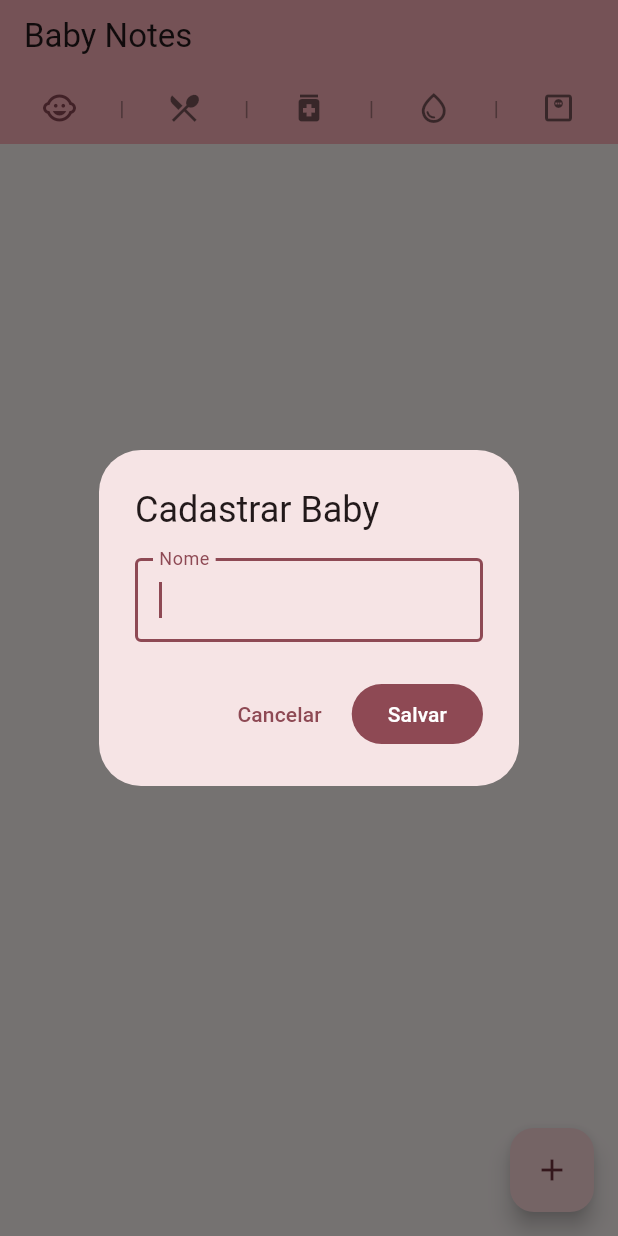
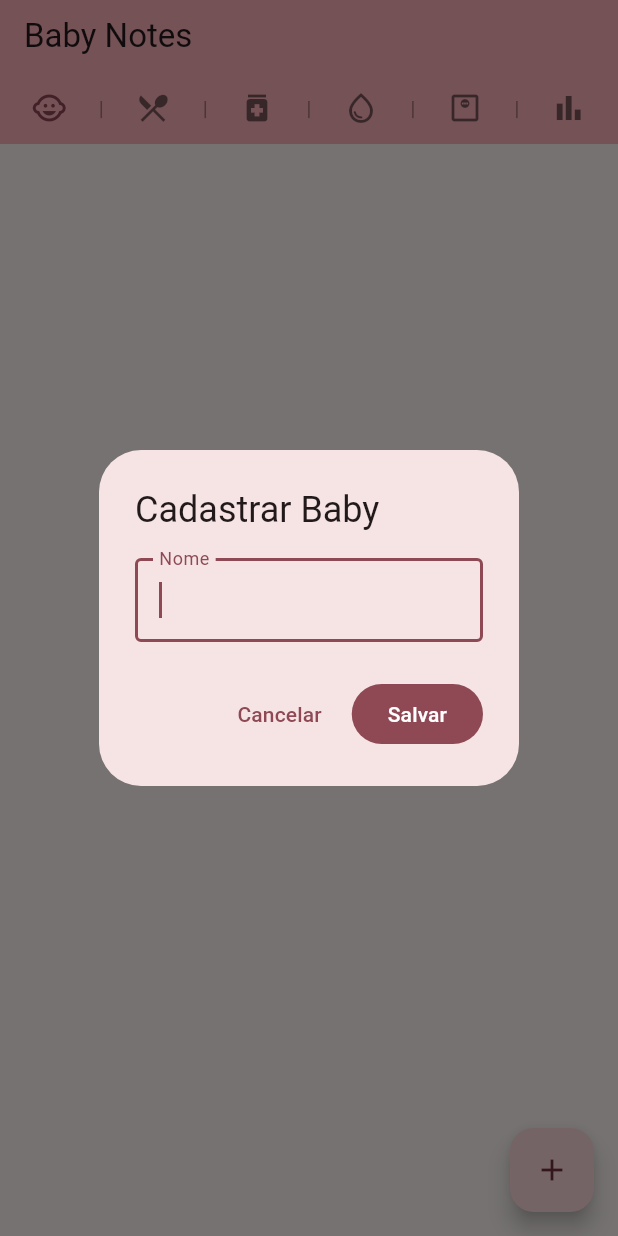
Before and after one commit to antonioprudencio/babynotes-app, a Flutter app: the screen it shows after launch, after a tap on the "add" icon, on a phone screen of 412 x 824 dp. Run offline on Flutter 3.47's test engine with Material 3 defaults, Android fonts, the phone set to English and light mode, and no system bars; our stand-ins replace fl_chart, shared_preferences.

Commit message:
add-tela-estatisticas

```diff
--- a/lib/main.dart
+++ b/lib/main.dart
@@ -9,6 +9,7 @@ import 'widgets/meals_screen.dart';
 import 'widgets/medications_screen.dart';
 import 'widgets/hygiene_screen.dart';
 import 'widgets/weight_screen.dart';
+import 'widgets/statistics_screen.dart';
 import 'data/repositories/baby_repository.dart';
 import 'data/repositories/meal_repository.dart';
 import 'data/repositories/medication_repository.dart';
@@ -58,6 +59,7 @@ class _HomeScreenState extends State<HomeScreen> {
     Icons.medication,
     Icons.water_drop_outlined,
     Icons.monitor_weight_outlined,
+    Icons.bar_chart,
   ];
 
   @override
@@ -69,6 +71,14 @@ class _HomeScreenState extends State<HomeScreen> {
       MedicationsScreen(medicationViewModel: _medicationViewModel, babyViewModel: _babyViewModel, showAppBar: false),
       HygieneScreen(hygieneViewModel: _hygieneViewModel, babyViewModel: _babyViewModel, showAppBar: false),
       WeightScreen(weightViewModel: _weightViewModel, babyViewModel: _babyViewModel, showAppBar: false),
+      StatisticsScreen(
+        babyViewModel: _babyViewModel,
+        mealViewModel: _mealViewModel,
+        medicationViewModel: _medicationViewModel,
+        hygieneViewModel: _hygieneViewModel,
+        weightViewModel: _weightViewModel,
+        showAppBar: false,
+      ),
     ];
   }
 
--- /dev/null
+++ b/lib/widgets/statistics_screen.dart
@@ -0,0 +1,394 @@
+import 'package:flutter/material.dart';
+import '../domain/models/hygiene.dart';
+import '../domain/models/meal.dart';
+import '../domain/models/weight_record.dart';
+import '../domain/models/medication.dart';
+import '../view_model/baby_view_model.dart';
+import '../view_model/meal_view_model.dart';
+import '../view_model/medication_view_model.dart';
+import '../view_model/hygiene_view_model.dart';
+import '../view_model/weight_view_model.dart';
+
+class StatisticsScreen extends StatefulWidget {
+  final BabyViewModel babyViewModel;
+  final MealViewModel mealViewModel;
+  final MedicationViewModel medicationViewModel;
+  final HygieneViewModel hygieneViewModel;
+  final WeightViewModel weightViewModel;
+  final bool showAppBar;
+
+  const StatisticsScreen({
+    super.key,
+    required this.babyViewModel,
+    required this.mealViewModel,
+    required this.medicationViewModel,
+    required this.hygieneViewModel,
+    required this.weightViewModel,
+    this.showAppBar = true,
+  });
+
+  @override
+  State<StatisticsScreen> createState() => _StatisticsScreenState();
+}
+
+class _StatisticsScreenState extends State<StatisticsScreen> {
+  @override
+  void initState() {
+    super.initState();
+    widget.babyViewModel.addListener(_onUpdate);
+    widget.mealViewModel.addListener(_onUpdate);
+    widget.medicationViewModel.addListener(_onUpdate);
+    widget.hygieneViewModel.addListener(_onUpdate);
+    widget.weightViewModel.addListener(_onUpdate);
+  }
+
+  @override
+  void dispose() {
+    widget.babyViewModel.removeListener(_onUpdate);
+    widget.mealViewModel.removeListener(_onUpdate);
+    widget.medicationViewModel.removeListener(_onUpdate);
+    widget.hygieneViewModel.removeListener(_onUpdate);
+    widget.weightViewModel.removeListener(_onUpdate);
+    super.dispose();
+  }
+
+  void _onUpdate() => setState(() {});
+
+  String _timeAgo(DateTime dt) {
+    final diff = DateTime.now().difference(dt);
+    if (diff.inMinutes < 1) return 'agora';
+    if (diff.inMinutes < 60) return 'há ${diff.inMinutes} min';
+    if (diff.inHours < 24) return 'há ${diff.inHours}h';
+    if (diff.inDays == 1) return 'ontem';
+    return 'há ${diff.inDays} dias';
+  }
+
+  @override
+  Widget build(BuildContext context) {
+    final colorScheme = Theme.of(context).colorScheme;
+    final babies = widget.babyViewModel.babies;
+
+    final weekAgo = DateTime.now().subtract(const Duration(days: 7));
+    final recentMeals = widget.mealViewModel.meals.where((m) => m.dateTime.isAfter(weekAgo)).toList();
+    final recentHygiene = widget.hygieneViewModel.hygienes.where((h) => h.dateTime.isAfter(weekAgo)).toList();
+    final recentMeds = widget.medicationViewModel.medications.where((m) => m.dateTime.isAfter(weekAgo)).toList();
+
+    final mamadeiraCount = recentMeals.where((m) => m.type == MealType.mamadeira).length;
+    final peitoCount = recentMeals.where((m) => m.type == MealType.peito).length;
+    final volumeTotal = recentMeals
+        .where((m) => m.volume != null)
+        .fold<double>(0, (sum, m) => sum + m.volume!);
+
+    final hygieneByType = <HygieneType, int>{};
+    for (final h in recentHygiene) {
+      hygieneByType[h.type] = (hygieneByType[h.type] ?? 0) + 1;
+    }
+
+    return Scaffold(
+      appBar: widget.showAppBar
+          ? AppBar(
+              backgroundColor: colorScheme.inversePrimary,
+              title: const Text('Estatísticas'),
+            )
+          : null,
+      body: babies.isEmpty
+          ? const Center(child: Text('Nenhum bebê cadastrado'))
+          : ListView(
+              padding: const EdgeInsets.fromLTRB(16, 16, 16, 32),
+              children: [
+                _SectionTitle('Últimos 7 dias'),
+                const SizedBox(height: 10),
+                Row(
+                  children: [
+                    _StatTile(icon: Icons.local_dining, label: 'Refeições', value: recentMeals.length, color: Colors.orange),
+                    const SizedBox(width: 8),
+                    _StatTile(icon: Icons.water_drop_outlined, label: 'Higiene', value: recentHygiene.length, color: Colors.blue),
+                    const SizedBox(width: 8),
+                    _StatTile(icon: Icons.medication, label: 'Medicamentos', value: recentMeds.length, color: Colors.purple),
+                  ],
+                ),
+                if (recentMeals.isNotEmpty) ...[
+                  const SizedBox(height: 24),
+                  _SectionTitle('Refeições por tipo'),
+                  const SizedBox(height: 10),
+                  Card(
+                    child: Padding(
+                      padding: const EdgeInsets.all(16),
+                      child: Column(
+                        crossAxisAlignment: CrossAxisAlignment.start,
+                        children: [
+                          _MealTypeRow(
+                            label: 'Mamadeira',
+                            count: mamadeiraCount,
+                            total: recentMeals.length,
+                            color: Colors.orange,
+                            icon: Icons.local_cafe,
+                          ),
+                          const SizedBox(height: 12),
+                          _MealTypeRow(
+                            label: 'Peito',
+                            count: peitoCount,
+                            total: recentMeals.length,
+                            color: Colors.pink,
+                            icon: Icons.favorite,
+                          ),
+                          if (volumeTotal > 0) ...[
+                            const Divider(height: 24),
+                            Row(
+                              children: [
+                                Icon(Icons.water, size: 16, color: Colors.orange.shade700),
+                                const SizedBox(width: 6),
+                                Text(
+                                  'Volume total (mamadeira): ${volumeTotal.toStringAsFixed(0)} ml',
+                                  style: Theme.of(context).textTheme.bodySmall,
+                                ),
+                              ],
+                            ),
+                          ],
+                        ],
+                      ),
+                    ),
+                  ),
+                ],
+                if (recentHygiene.isNotEmpty) ...[
+                  const SizedBox(height: 24),
+                  _SectionTitle('Higiene por tipo'),
+                  const SizedBox(height: 10),
+                  Card(
+                    child: Column(
+                      children: HygieneType.values
+                          .where((t) => hygieneByType.containsKey(t))
+                          .map(
+                            (t) => ListTile(
+                              dense: true,
+                              leading: Icon(Icons.water_drop_outlined, size: 20, color: Colors.blue),
+                              title: Text(t.label),
+                              trailing: Chip(
+                                label: Text('${hygieneByType[t]}x'),
+                                visualDensity: VisualDensity.compact,
+                              ),
+                            ),
+                          )
+                          .toList(),
+                    ),
+                  ),
+                ],
+                const SizedBox(height: 24),
+                _SectionTitle('Por bebê'),
+                const SizedBox(height: 10),
+                for (final baby in babies) ...[
+                  _BabyCard(
+                    babyName: baby.name,
+                    lastMeal: widget.mealViewModel.meals
+                        .where((m) => m.babyId == baby.id)
+                        .fold<Meal?>(null, (prev, m) => prev == null || m.dateTime.isAfter(prev.dateTime) ? m : prev),
+                    lastHygiene: widget.hygieneViewModel.hygienes
+                        .where((h) => h.babyId == baby.id)
+                        .fold<Hygiene?>(null, (prev, h) => prev == null || h.dateTime.isAfter(prev.dateTime) ? h : prev),
+                    lastMedication: widget.medicationViewModel.medications
+                        .where((m) => m.babyId == baby.id)
+                        .fold<Medication?>(null, (prev, m) => prev == null || m.dateTime.isAfter(prev.dateTime) ? m : prev),
+                    lastWeight: widget.weightViewModel.getByBaby(baby.id).lastOrNull,
+                    timeAgo: _timeAgo,
+                  ),
+                  const SizedBox(height: 8),
+                ],
+              ],
+            ),
+    );
+  }
+}
+
+class _SectionTitle extends StatelessWidget {
+  final String title;
+  const _SectionTitle(this.title);
+
+  @override
+  Widget build(BuildContext context) {
+    return Text(
+      title,
+      style: Theme.of(context).textTheme.titleMedium?.copyWith(fontWeight: FontWeight.bold),
+    );
+  }
+}
+
+class _StatTile extends StatelessWidget {
+  final IconData icon;
+  final String label;
+  final int value;
+  final Color color;
+
+  const _StatTile({required this.icon, required this.label, required this.value, required this.color});
+
+  @override
+  Widget build(BuildContext context) {
+    return Expanded(
+      child: Card(
+        child: Padding(
+          padding: const EdgeInsets.symmetric(vertical: 16, horizontal: 8),
+          child: Column(
+            children: [
+              Icon(icon, color: color, size: 28),
+              const SizedBox(height: 6),
+              Text(
+                '$value',
+                style: Theme.of(context).textTheme.headlineSmall?.copyWith(
+                      fontWeight: FontWeight.bold,
+                      color: color,
+                    ),
+              ),
+              Text(
+                label,
+                style: Theme.of(context).textTheme.bodySmall,
+                textAlign: TextAlign.center,
+              ),
+            ],
+          ),
+        ),
+      ),
+    );
+  }
+}
+
+class _MealTypeRow extends StatelessWidget {
+  final String label;
+  final int count;
+  final int total;
+  final Color color;
+  final IconData icon;
+
+  const _MealTypeRow({
+    required this.label,
+    required this.count,
+    required this.total,
+    required this.color,
+    required this.icon,
+  });
+
+  @override
+  Widget build(BuildContext context) {
+    final pct = total > 0 ? count / total : 0.0;
+    return Column(
+      crossAxisAlignment: CrossAxisAlignment.start,
+      children: [
+        Row(
+          children: [
+            Icon(icon, size: 16, color: color),
+            const SizedBox(width: 6),
+            Text(label, style: Theme.of(context).textTheme.bodyMedium),
+            const Spacer(),
+            Text(
+              '$count (${(pct * 100).toStringAsFixed(0)}%)',
+              style: Theme.of(context).textTheme.bodyMedium?.copyWith(fontWeight: FontWeight.bold),
+            ),
+          ],
+        ),
+        const SizedBox(height: 6),
+        ClipRRect(
+          borderRadius: BorderRadius.circular(4),
+          child: LinearProgressIndicator(
+            value: pct,
+            minHeight: 8,
+            backgroundColor: color.withValues(alpha: 0.15),
+            color: color,
+          ),
+        ),
+      ],
+    );
+  }
+}
+
+class _BabyCard extends StatelessWidget {
+  final String babyName;
+  final Meal? lastMeal;
+  final Hygiene? lastHygiene;
+  final Medication? lastMedication;
+  final WeightRecord? lastWeight;
+  final String Function(DateTime) timeAgo;
+
+  const _BabyCard({
+    required this.babyName,
+    required this.lastMeal,
+    required this.lastHygiene,
+    required this.lastMedication,
+    required this.lastWeight,
+    required this.timeAgo,
+  });
+
+  @override
+  Widget build(BuildContext context) {
+    return Card(
+      child: Column(
+        crossAxisAlignment: CrossAxisAlignment.start,
+        children: [
+          Padding(
+            padding: const EdgeInsets.fromLTRB(16, 12, 16, 4),
+            child: Row(
+              children: [
+                CircleAvatar(
+                  radius: 14,
+                  child: Text(babyName[0].toUpperCase(), style: const TextStyle(fontSize: 13)),
+                ),
+                const SizedBox(width: 10),
+                Text(
+                  babyName,
+                  style: Theme.of(context).textTheme.titleSmall?.copyWith(fontWeight: FontWeight.bold),
+                ),
+              ],
+            ),
+          ),
+          const Divider(height: 1),
+          _LastEventTile(
+            icon: Icons.local_dining,
+            label: 'Última refeição',
+            value: lastMeal != null ? '${lastMeal!.type.label} · ${timeAgo(lastMeal!.dateTime)}' : null,
+            color: Colors.orange,
+          ),
+          _LastEventTile(
+            icon: Icons.water_drop_outlined,
+            label: 'Última higiene',
+            value: lastHygiene != null ? '${lastHygiene!.type.label} · ${timeAgo(lastHygiene!.dateTime)}' : null,
+            color: Colors.blue,
+          ),
+          _LastEventTile(
+            icon: Icons.medication,
+            label: 'Último medicamento',
+            value: lastMedication != null ? '${lastMedication!.name} · ${timeAgo(lastMedication!.dateTime)}' : null,
+            color: Colors.purple,
+          ),
+          _LastEventTile(
+            icon: Icons.monitor_weight_outlined,
+            label: 'Último peso',
+            value: lastWeight != null ? '${lastWeight!.weightKg.toStringAsFixed(2)} kg · ${timeAgo(lastWeight!.date)}' : null,
+            color: Colors.teal,
+          ),
+        ],
+      ),
+    );
+  }
+}
+
+class _LastEventTile extends StatelessWidget {
+  final IconData icon;
+  final String label;
+  final String? value;
+  final Color color;
+
+  const _LastEventTile({required this.icon, required this.label, required this.value, required this.color});
+
+  @override
+  Widget build(BuildContext context) {
+    return ListTile(
+      dense: true,
+      leading: Icon(icon, size: 20, color: value != null ? color : Colors.grey),
+      title: Text(label, style: Theme.of(context).textTheme.bodySmall?.copyWith(color: Colors.grey)),
+      subtitle: Text(
+        value ?? 'Sem registros',
+        style: Theme.of(context).textTheme.bodyMedium?.copyWith(
+              color: value != null ? null : Colors.grey,
+              fontStyle: value != null ? null : FontStyle.italic,
+            ),
+      ),
+    );
+  }
+}
```
Also changed, not shown: 1 other file.
